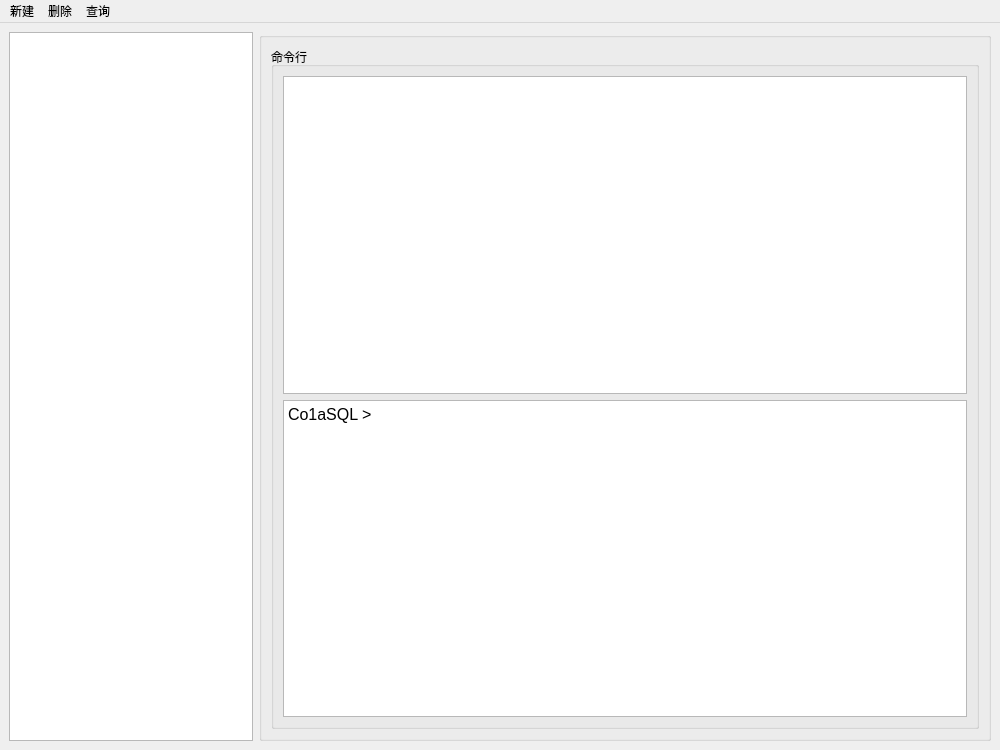
YXHXianYu/2023-BJTU-DBMS-Project, file gui/ColaSqlGui/mainwindow.ui: the form before one commit.
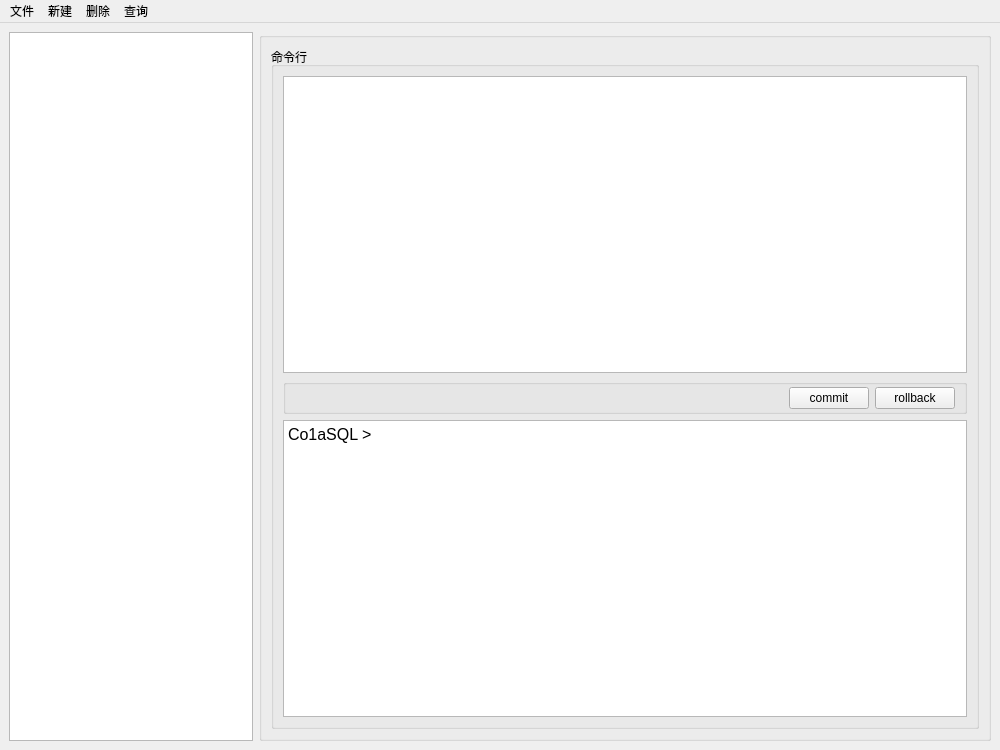
The form after the commit.

The edit to the form file:
```diff
--- a/gui/ColaSqlGui/mainwindow.ui
+++ b/gui/ColaSqlGui/mainwindow.ui
@@ -46,7 +46,10 @@
           <string>命令行</string>
          </property>
          <layout class="QGridLayout" name="gridLayout">
-          <item row="1" column="1">
+          <item row="0" column="1">
+           <widget class="QTableView" name="tableView"/>
+          </item>
+          <item row="2" column="1">
            <widget class="QTextEdit" name="textEdit_code">
             <property name="font">
              <font>
@@ -62,8 +65,47 @@
             </property>
            </widget>
           </item>
-          <item row="0" column="1">
-           <widget class="QTableView" name="tableView"/>
+          <item row="1" column="1">
+           <widget class="QGroupBox" name="groupBox_3">
+            <property name="title">
+             <string/>
+            </property>
+            <layout class="QGridLayout" name="gridLayout_4">
+             <property name="topMargin">
+              <number>2</number>
+             </property>
+             <property name="bottomMargin">
+              <number>2</number>
+             </property>
+             <item row="0" column="1">
+              <widget class="QPushButton" name="btn_save">
+               <property name="text">
+                <string>commit</string>
+               </property>
+              </widget>
+             </item>
+             <item row="0" column="2">
+              <widget class="QPushButton" name="btn_cancel">
+               <property name="text">
+                <string>rollback</string>
+               </property>
+              </widget>
+             </item>
+             <item row="0" column="0">
+              <spacer name="horizontalSpacer">
+               <property name="orientation">
+                <enum>Qt::Horizontal</enum>
+               </property>
+               <property name="sizeHint" stdset="0">
+                <size>
+                 <width>40</width>
+                 <height>20</height>
+                </size>
+               </property>
+              </spacer>
+             </item>
+            </layout>
+           </widget>
           </item>
          </layout>
         </widget>
@@ -104,6 +146,14 @@
     </property>
     <addaction name="new_select"/>
    </widget>
+   <widget class="QMenu" name="menu">
+    <property name="title">
+     <string>文件</string>
+    </property>
+    <addaction name="action_save"/>
+    <addaction name="action_load"/>
+   </widget>
+   <addaction name="menu"/>
    <addaction name="menu_create"/>
    <addaction name="menu_delete"/>
    <addaction name="menu_query"/>
```
Left out of the diff: 10 changed lines with no effect on the pictures.
